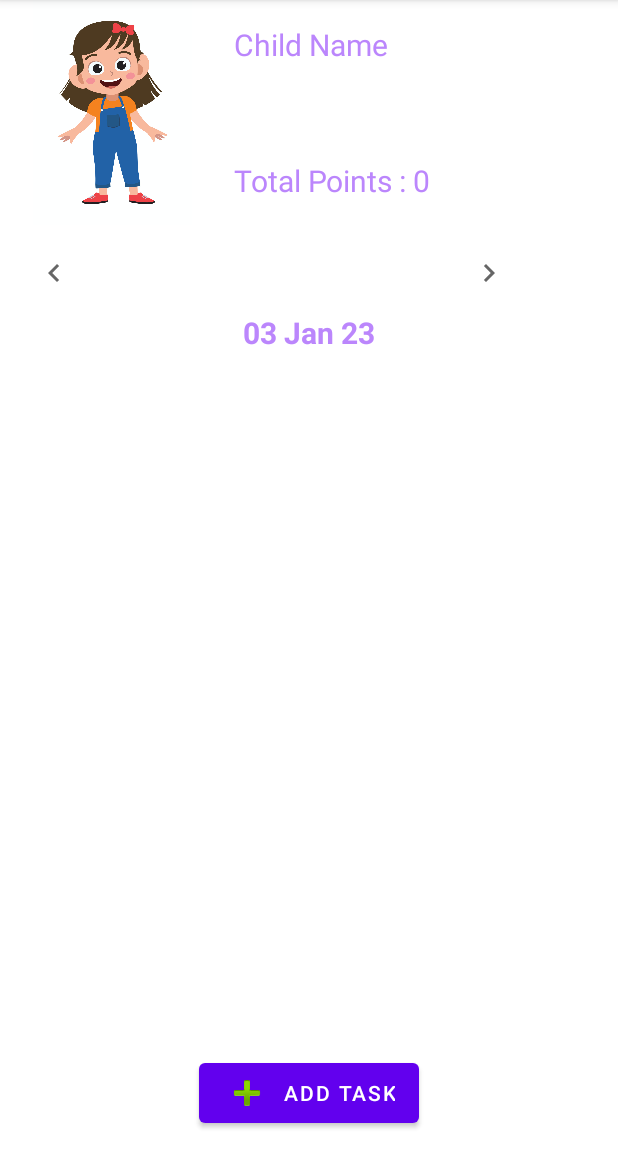
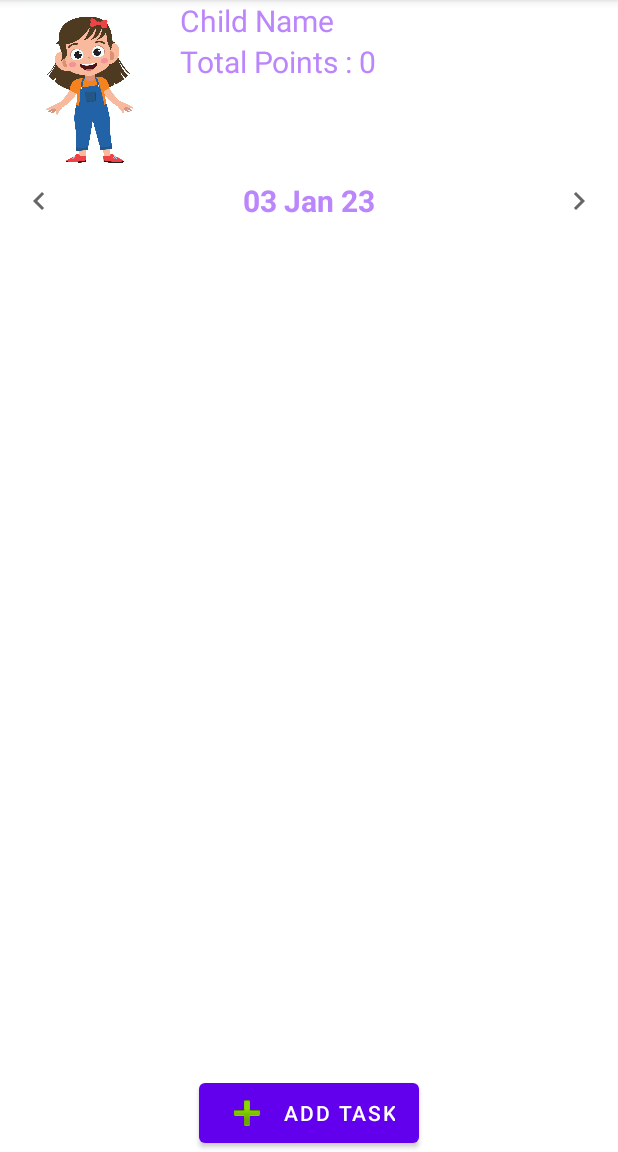
Before and after one commit to WAHM-1521/PapaPoints, an Android app: the PointsAndTaskActivity screen opened directly, with no data from a screen before it, on a phone screen of 412 x 824 dp, the part 84-1236 px from its top. Run offline under Robolectric (Android 15) with nearby library versions, the phone set to English and light mode, and no system bars; our stand-ins replace Room's generated code; 4 statements that could not run were skipped.

Commit message:
Updated the layout to use constraints

```diff
--- a/app/src/main/res/layout/points_and_task.xml
+++ b/app/src/main/res/layout/points_and_task.xml
@@ -14,8 +14,8 @@
 
         <ImageView
             android:id="@+id/imageView"
-            android:layout_width="150dp"
-            android:layout_height="150dp"
+            android:layout_width="120dp"
+            android:layout_height="120dp"
             android:src="@drawable/female_image"
             app:layout_constraintStart_toStartOf="parent"
             app:layout_constraintTop_toTopOf="parent"
@@ -25,81 +25,66 @@
             android:id="@+id/text_view_name"
             android:layout_width="wrap_content"
             android:layout_height="wrap_content"
-            android:layout_marginStart="156dp"
             android:text="Child Name"
             android:textColor="@color/colorPrimary"
             android:textSize="20sp"
-            app:layout_constraintBottom_toBottomOf="parent"
-            app:layout_constraintStart_toStartOf="parent"
-            app:layout_constraintTop_toTopOf="parent"
-            app:layout_constraintVertical_bias="0.13" />
+            app:layout_constraintStart_toEndOf="@id/imageView"
+            app:layout_constraintTop_toTopOf="parent" />
 
         <TextView
             android:id="@+id/text_view_total_points"
             android:layout_width="wrap_content"
             android:layout_height="wrap_content"
-            android:layout_marginStart="156dp"
             android:text="@string/total_points"
             android:textSize="20sp"
             android:textColor="@color/colorPrimary"
-            app:layout_constraintBottom_toBottomOf="parent"
-            app:layout_constraintStart_toStartOf="parent"
-            app:layout_constraintTop_toTopOf="parent"
-            app:layout_constraintVertical_bias="0.869" />
+            app:layout_constraintStart_toEndOf="@id/imageView"
+            app:layout_constraintTop_toBottomOf="@id/text_view_name" />
 
     </androidx.constraintlayout.widget.ConstraintLayout>
-
 
     <ImageButton
         android:id="@+id/prev_day_button"
         android:layout_width="52dp"
         android:layout_height="52dp"
-        android:layout_marginStart="10dp"
-        android:layout_marginTop="156dp"
         android:background="@color/design_default_color_surface"
-        android:gravity="center_horizontal"
         android:src="@drawable/ic_chevron_left_black_24dp"
-        app:layout_constraintStart_toStartOf="parent"
-        app:layout_constraintTop_toTopOf="parent" />
+        app:layout_constraintTop_toTopOf="@+id/DayText"
+        app:layout_constraintBottom_toBottomOf="@id/DayText"
+        app:layout_constraintStart_toStartOf="parent" />
 
     <TextView
         android:id="@+id/DayText"
-        android:layout_width="match_parent"
-        android:layout_height="35dp"
-        android:gravity="center_horizontal"
+        android:layout_width="wrap_content"
+        android:layout_height="wrap_content"
         android:textColor="@color/colorPrimary"
         android:textSize="20sp"
         android:textStyle="bold"
-        app:layout_constraintBottom_toBottomOf="parent"
-        app:layout_constraintStart_toStartOf="parent"
-        app:layout_constraintTop_toTopOf="parent"
-        app:layout_constraintVertical_bias="0.284"
+        app:layout_constraintStart_toEndOf="@id/prev_day_button"
+        app:layout_constraintEnd_toStartOf="@+id/next_day_button"
+        app:layout_constraintTop_toBottomOf="@id/topLayout"
         tools:text="Today" />
 
     <ImageButton
         android:id="@+id/next_day_button"
         android:layout_width="52dp"
         android:layout_height="52dp"
-        android:layout_marginStart="300dp"
-        android:layout_marginTop="156dp"
         android:background="@color/design_default_color_surface"
-        android:gravity="center_horizontal"
         android:src="@drawable/ic_chevron_right_black_24dp"
-        app:layout_constraintStart_toStartOf="parent"
-        app:layout_constraintTop_toTopOf="parent" />
-
-
+        app:layout_constraintTop_toTopOf="@+id/DayText"
+        app:layout_constraintBottom_toBottomOf="@id/DayText"
+        app:layout_constraintEnd_toEndOf="parent" />
 
     <ListView
         android:id="@+id/listView"
         android:layout_width="match_parent"
         android:layout_height="0dp"
         app:layout_constraintBottom_toBottomOf="parent"
-        app:layout_constraintDimensionRatio="1:1"
         app:layout_constraintEnd_toEndOf="parent"
         app:layout_constraintHorizontal_bias="1.0"
         app:layout_constraintStart_toStartOf="parent"
-        app:layout_constraintTop_toBottomOf="@id/topLayout"
+        app:layout_constraintTop_toBottomOf="@id/DayText"
+        app:layout_constraintBottom_toTopOf="@id/addTaskButton"
         app:layout_constraintVertical_bias="0.619" />
 
     <Button
```
